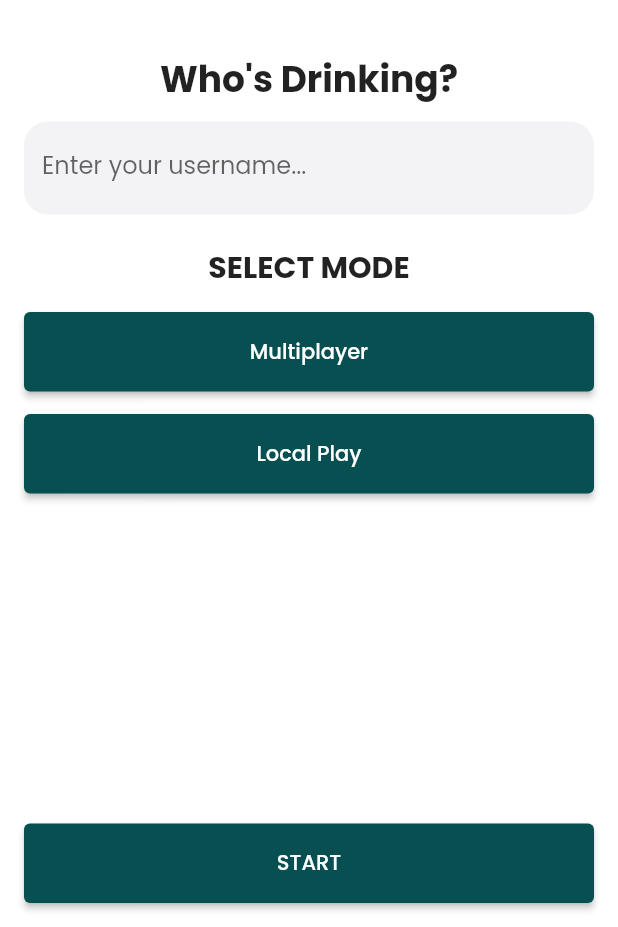
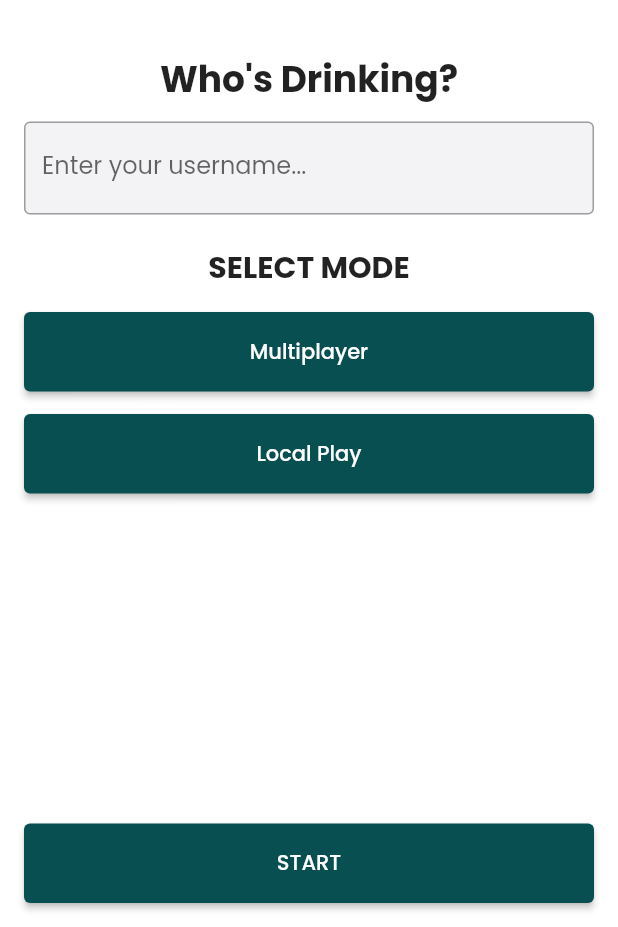
Before and after one commit to jordandadams/tipsy_trials, a Flutter app: the screen it shows after launch, after a tap on "SKIP", on a phone screen of 412 x 824 dp, the part 309-1236 px from its top. Run offline on Flutter 3.47's test engine with Material 2 defaults, Android fonts, the phone set to English and light mode, and no system bars; our stand-ins replace get, google_fonts.

Commit message:
added button logic

```diff
--- a/lib/controllers/home_controller.dart
+++ b/lib/controllers/home_controller.dart
@@ -1,9 +1,25 @@
+import 'package:flutter/material.dart';
 import 'package:get/get.dart';
+import '../constants/app_colors.dart';
 
 class HomeController extends GetxController {
   final selectedMode = ''.obs;
+  var usernameInputBorder = InputBorder.none.obs;
+  final usernameFocusNode = FocusNode();
 
   void setSelectedMode(String mode) {
     selectedMode.value = mode;
   }
+
+  void setUsernameInputBorder(InputBorder border) {
+    usernameInputBorder.value = border;
+  }
+
+  BorderSide focusedBorderSide() {
+    return BorderSide(color: AppColors.primaryColor);
+  }
+
+  BorderSide defaultBorderSide() {
+    return BorderSide(color: Colors.grey);
+  }
 }
--- a/lib/views/pages/02_home/home.dart
+++ b/lib/views/pages/02_home/home.dart
@@ -6,6 +6,8 @@ import '../../../constants/app_sizes.dart';
 import '../../themes/text.dart';
 import 'package:get/get.dart';
 import '../../../controllers/home_controller.dart';
+import '../../widgets/selection_button.dart';
+import '../../widgets/username_field.dart';
 
 class HomeScreen extends StatelessWidget {
   const HomeScreen({Key? key}) : super(key: key);
@@ -14,6 +16,11 @@ class HomeScreen extends StatelessWidget {
   Widget build(BuildContext context) {
     final HomeController homeController =
         Get.put(HomeController()); // Initialize the HomeController
+
+    // Set the initial border value
+    homeController.setUsernameInputBorder(
+      OutlineInputBorder(borderSide: homeController.defaultBorderSide()),
+    );
 
     return Scaffold(
       body: SafeArea(
@@ -48,12 +55,7 @@ class HomeScreen extends StatelessWidget {
                     SizedBox(height: 10),
 
                     // Who's Drinking Username Input Field
-                    TextField(
-                      decoration: InputDecoration(
-                        labelText: 'Enter your username...',
-                        border: OutlineInputBorder(),
-                      ),
-                    ),
+                    UsernameField(),
 
                     SizedBox(height: 20),
 
@@ -68,31 +70,12 @@ class HomeScreen extends StatelessWidget {
 
                     // Multiplayer button
                     Obx(() {
-                      return ElevatedButton(
-                        onPressed: () {
-                          homeController.setSelectedMode('multiplayer');
-                        },
-                        child: Text(
-                          'Multiplayer',
-                          style: TextStyle(
-                              color: homeController.selectedMode.value ==
-                                      'multiplayer'
-                                  ? AppColors.primaryColor
-                                  : Colors.white),
-                        ),
-                        style: ElevatedButton.styleFrom(
-                          minimumSize: Size(double.infinity, 50),
-                          backgroundColor:
-                              homeController.selectedMode.value == 'multiplayer'
-                                  ? AppColors.accentColor
-                                  : AppColors.primaryColor,
-                          side: BorderSide(
-                            color: homeController.selectedMode.value ==
-                                    'multiplayer'
-                                ? AppColors.primaryColor
-                                : Colors.transparent,
-                          ),
-                        ),
+                      return SelectionButton(
+                        text: 'Multiplayer',
+                        onPressed: () =>
+                            homeController.setSelectedMode('multiplayer'),
+                        isSelected:
+                            homeController.selectedMode.value == 'multiplayer',
                       );
                     }),
 
@@ -100,30 +83,12 @@ class HomeScreen extends StatelessWidget {
 
                     // Local Play button
                     Obx(() {
-                      return ElevatedButton(
-                        onPressed: () {
-                          homeController.setSelectedMode('local');
-                        },
-                        child: Text(
-                          'Local Play',
-                          style: TextStyle(
-                              color: homeController.selectedMode.value ==
-                                      'local'
-                                  ? AppColors.primaryColor
-                                  : Colors.white),
-                        ),
-                        style: ElevatedButton.styleFrom(
-                          minimumSize: Size(double.infinity, 50),
-                          backgroundColor:
-                              homeController.selectedMode.value == 'local'
-                                  ? AppColors.accentColor
-                                  : AppColors.primaryColor,
-                          side: BorderSide(
-                            color: homeController.selectedMode.value == 'local'
-                                ? AppColors.primaryColor
-                                : Colors.transparent,
-                          ),
-                        ),
+                      return SelectionButton(
+                        text: 'Local Play',
+                        onPressed: () =>
+                            homeController.setSelectedMode('local'),
+                        isSelected:
+                            homeController.selectedMode.value == 'local',
                       );
                     }),
                   ],
--- /dev/null
+++ b/lib/views/widgets/selection_button.dart
@@ -0,0 +1,34 @@
+import 'package:flutter/material.dart';
+
+import '../../constants/app_colors.dart';
+
+class SelectionButton extends StatelessWidget {
+  final String text;
+  final Function onPressed;
+  final bool isSelected;
+
+  SelectionButton({
+    required this.text,
+    required this.onPressed,
+    required this.isSelected,
+  });
+
+  @override
+  Widget build(BuildContext context) {
+    return ElevatedButton(
+      onPressed: () => onPressed(),
+      child: Text(
+        text,
+        style: TextStyle(
+            color: isSelected ? AppColors.primaryColor : Colors.white),
+      ),
+      style: ElevatedButton.styleFrom(
+        minimumSize: Size(double.infinity, 50),
+        backgroundColor: isSelected ? AppColors.accentColor : AppColors.primaryColor,
+        side: BorderSide(
+          color: isSelected ? AppColors.primaryColor : Colors.transparent,
+        ),
+      ),
+    );
+  }
+}
--- /dev/null
+++ b/lib/views/widgets/username_field.dart
@@ -0,0 +1,53 @@
+import 'package:flutter/material.dart';
+import 'package:get/get.dart';
+import '../../../controllers/home_controller.dart';
+
+class UsernameField extends StatefulWidget {
+  const UsernameField({Key? key}) : super(key: key);
+
+  @override
+  _UsernameFieldState createState() => _UsernameFieldState();
+}
+
+class _UsernameFieldState extends State<UsernameField> {
+  final HomeController homeController = Get.find();
+
+  @override
+  void initState() {
+    super.initState();
+    homeController.usernameFocusNode.addListener(_onFocusChange);
+  }
+
+  @override
+  void dispose() {
+    homeController.usernameFocusNode.removeListener(_onFocusChange);
+    super.dispose();
+  }
+
+  void _onFocusChange() {
+    if (homeController.usernameFocusNode.hasFocus) {
+      homeController.setUsernameInputBorder(
+        OutlineInputBorder(borderSide: homeController.focusedBorderSide()),
+      );
+    } else {
+      homeController.setUsernameInputBorder(
+        OutlineInputBorder(borderSide: homeController.defaultBorderSide()),
+      );
+    }
+  }
+
+  @override
+  Widget build(BuildContext context) {
+    return Obx(
+      () => TextField(
+        focusNode: homeController.usernameFocusNode,
+        decoration: InputDecoration(
+          labelText: 'Enter your username...',
+          border: OutlineInputBorder(),
+          enabledBorder: homeController.usernameInputBorder.value,
+          focusedBorder: homeController.usernameInputBorder.value,
+        ),
+      ),
+    );
+  }
+}
```
